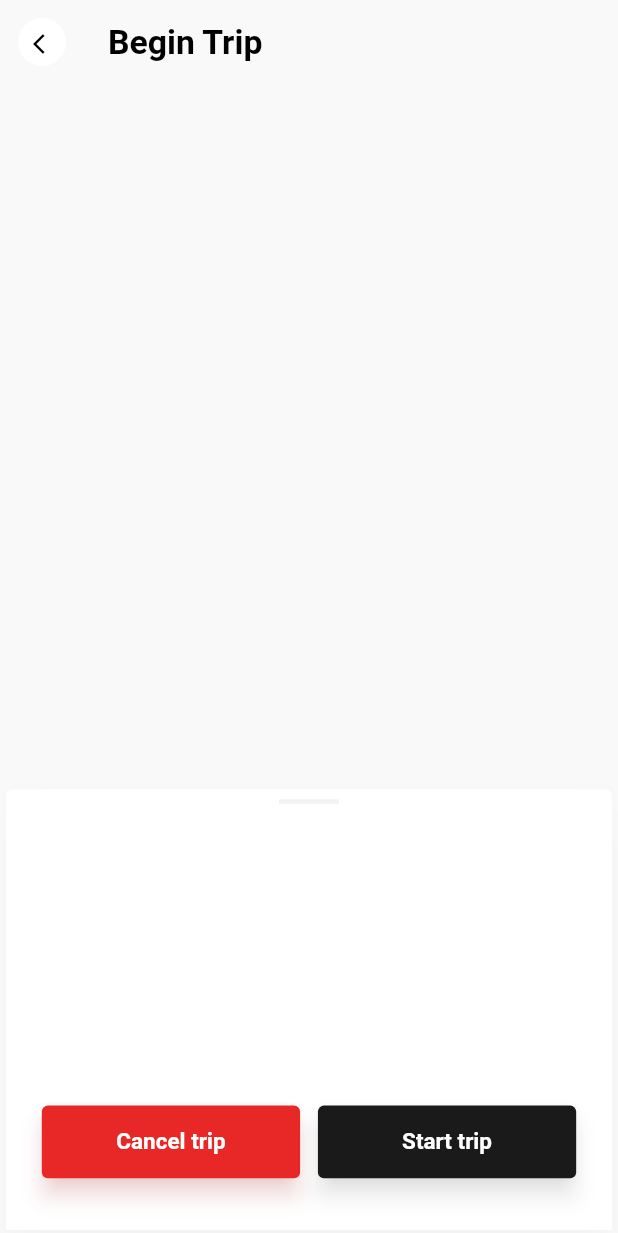
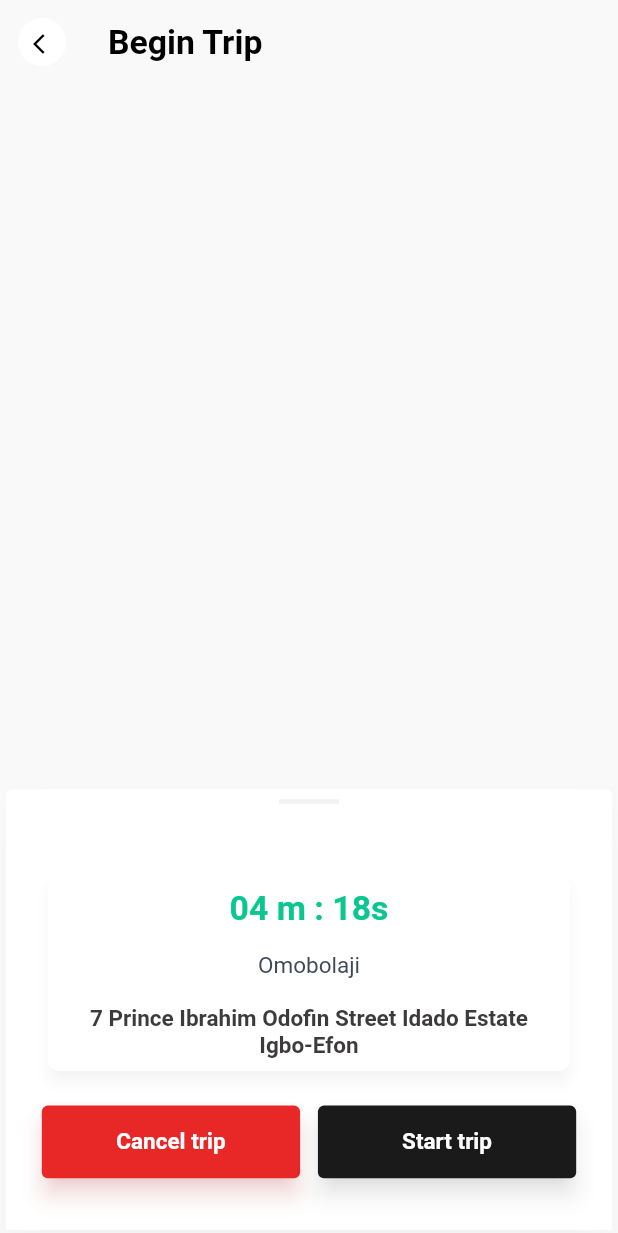
Before and after one commit to medwonuola/jetiffy_sample, a Flutter app: the BeginTrip screen opened by its route, on a phone screen of 412 x 824 dp. Shown: the top 1233 px of the screen. Run offline on Flutter 3.47's test engine with Material 2 defaults, Android fonts, the phone set to English and light mode, and no system bars.

Commit message:
Begin trip view

```diff
--- a/lib/screens/begin_trip.dart
+++ b/lib/screens/begin_trip.dart
@@ -38,7 +38,6 @@ class _BeginTripState extends State<BeginTrip> {
           leading: const BackWidget()),
       body: Stack(
         children: [
-          Container(),
           Align(
               alignment: Alignment.bottomCenter,
               child: Card(
@@ -69,6 +68,47 @@ class _BeginTripState extends State<BeginTrip> {
                             vertical: 40 * heightFactor),
                         child: Column(
                           children: [
+                            const Spacer(),
+                            Card(
+
+                              elevation: 4,
+                              shadowColor: Colors.black.withOpacity(0.2),
+                              shape: const RoundedRectangleBorder(
+                                  borderRadius:
+                                      BorderRadius.all(Radius.circular(8))),
+                              child: SizedBox(
+                                height: 151 * heightFactor,
+                                child: Column(
+                                  mainAxisAlignment:
+                                      MainAxisAlignment.spaceAround,
+                                  children: const [
+                                    Text(
+                                      "04 m : 18s",
+                                      style: TextStyle(
+                                          fontSize: 22.5,
+                                          fontWeight: FontWeight.w700,
+                                          color: kPrimaryColor),
+                                    ),
+                                    Text("Omobolaji",
+                                        style: TextStyle(
+                                            color: Color(0xFF3E4958),
+                                            fontSize: 15,
+                                            fontWeight: FontWeight.w400)),
+                                    Padding(
+                                      padding:
+                                          EdgeInsets.symmetric(horizontal: 24),
+                                      child: Text(
+                                          "7 Prince Ibrahim Odofin Street Idado Estate Igbo-Efon",
+                                          textAlign: TextAlign.center,
+                                          style: TextStyle(
+                                              color: Color(0xFF3C3A3A),
+                                              fontWeight: FontWeight.w600,
+                                              fontSize: 15)),
+                                    )
+                                  ],
+                                ),
+                              ),
+                            ),
                             const Spacer(),
                             Row(
                               mainAxisAlignment: MainAxisAlignment.spaceBetween,
```
